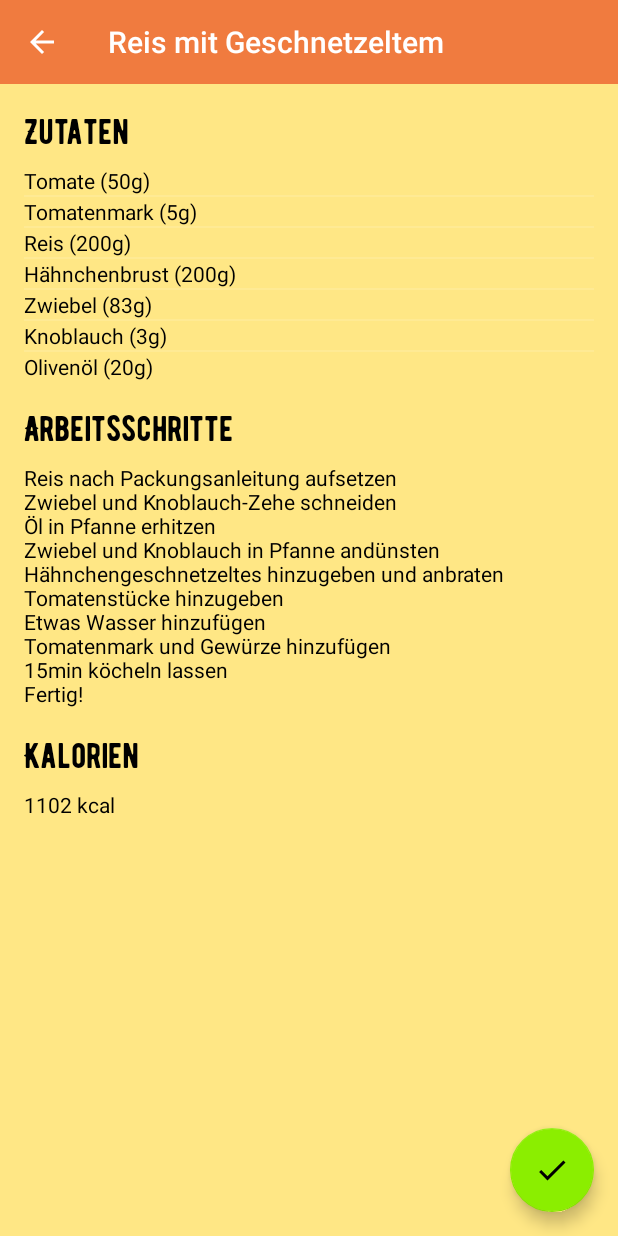
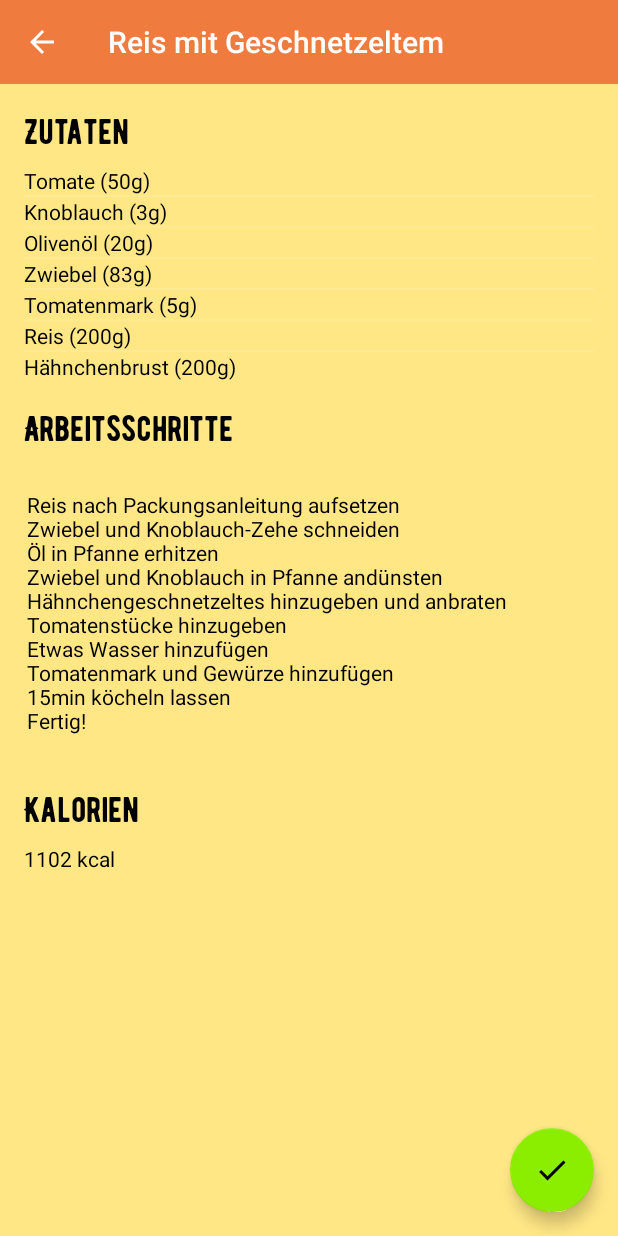
Before and after one commit to Otaconn93/FatnessApp, an Android app: the RecipeDetailsActivity screen opened directly, with no data from a screen before it, on a phone screen of 412 x 824 dp. Run offline under Robolectric (Android 15) with nearby library versions, the phone set to English and light mode, and no system bars.

```diff
--- a/app/src/main/res/layout/activity_recipedetails.xml
+++ b/app/src/main/res/layout/activity_recipedetails.xml
@@ -60,8 +60,8 @@
         android:id="@+id/tv_recipeDescription"
         android:layout_width="wrap_content"
         android:layout_height="wrap_content"
-        android:layout_marginStart="16dp"
         android:layout_marginTop="8dp"
+        android:padding="@dimen/textSize_small"
         android:textColor="@color/colorAccent"
         app:layout_constraintStart_toStartOf="parent"
         app:layout_constraintTop_toBottomOf="@+id/textView10"
```
Also changed, not shown: app/src/main/java/com/mobilesysteme/fatnessapp/DatabaseContentHelperUtils.java (+4 -4 lines).
